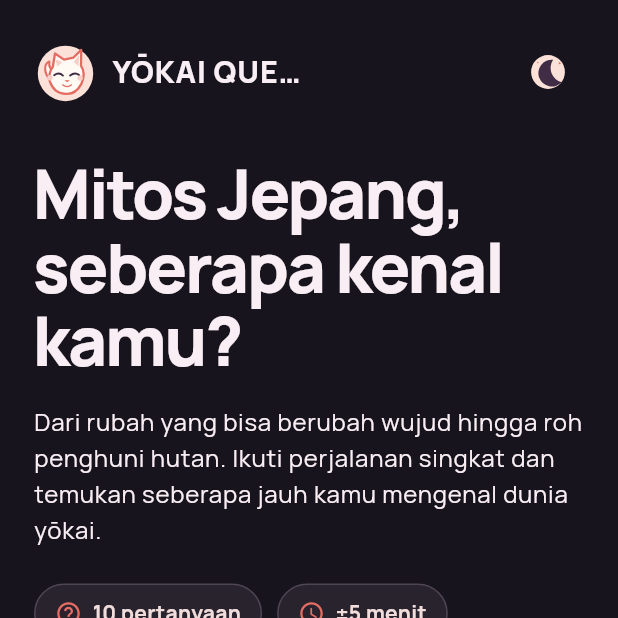
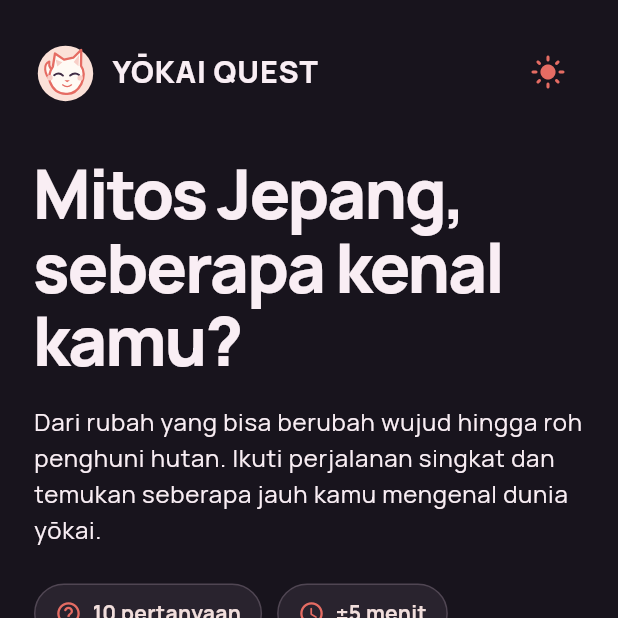
Before and after one commit to ZeaLIsHere/UTS_PM5_TariqRahmadari-241401021, a Flutter app: the screen it shows after launch, after a tap on an icon or button, on a phone screen of 412 x 824 dp, the top half of it. Run offline on Flutter 3.47's test engine with Material 3 defaults, Android fonts, the phone set to English and light mode, and no system bars; our stand-ins replace flutter_svg.

Commit message:
polish: align web identity and verify responsive layouts

```diff
--- a/lib/features/home/home_page.dart
+++ b/lib/features/home/home_page.dart
@@ -64,7 +64,7 @@ class _HomePageState extends State<HomePage> {
                       Text(
                         'Mitos Jepang, seberapa kenal kamu?',
                         style: theme.textTheme.displayLarge?.copyWith(
-                          fontSize: wide ? 60 : (width < 380 ? 38 : 45),
+                          fontSize: wide ? 54 : (width < 380 ? 38 : 45),
                           letterSpacing: -1.5,
                         ),
                       ),
@@ -149,18 +149,23 @@ class _HomePageState extends State<HomePage> {
                         trailing: IconButton(
                           tooltip: 'Ganti tema',
                           onPressed: widget.onToggleTheme,
-                          icon: SvgPicture.asset(
-                            'assets/svg/icon_moon.svg',
-                            width: 28,
-                            height: 28,
-                            excludeFromSemantics: true,
-                          ),
+                          icon: theme.brightness == Brightness.dark
+                              ? const Icon(
+                                  Icons.light_mode_rounded,
+                                  color: AppTheme.coral,
+                                )
+                              : SvgPicture.asset(
+                                  'assets/svg/icon_moon.svg',
+                                  width: 28,
+                                  height: 28,
+                                  excludeFromSemantics: true,
+                                ),
                         ),
                       ),
-                      SizedBox(height: wide ? 72 : 32),
+                      SizedBox(height: wide ? 48 : 32),
                       if (wide)
                         Row(
-                          crossAxisAlignment: CrossAxisAlignment.center,
+                          crossAxisAlignment: CrossAxisAlignment.start,
                           children: [
                             Expanded(flex: 11, child: copy),
                             const SizedBox(width: 46),
--- a/lib/widgets/brand_header.dart
+++ b/lib/widgets/brand_header.dart
@@ -17,7 +17,7 @@ class BrandHeader extends StatelessWidget {
           semanticsLabel: 'Maskot kitsune',
         ),
         const SizedBox(width: 10),
-        Flexible(
+        Expanded(
           child: Text(
             'YŌKAI QUEST',
             maxLines: 1,
@@ -25,7 +25,7 @@ class BrandHeader extends StatelessWidget {
             style: theme.textTheme.titleLarge?.copyWith(letterSpacing: .6),
           ),
         ),
-        if (trailing != null) ...[const Spacer(), trailing!],
+        if (trailing != null) ...[const SizedBox(width: 8), trailing!],
       ],
     );
   }
```
Also changed, not shown: lib/features/result/result_page.dart (+9 -10 lines), 8 other files.
